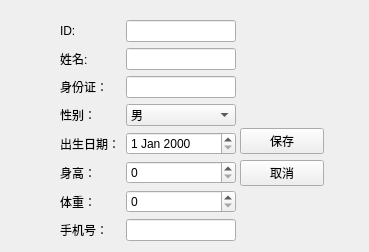
Old version of the form patienteditview.ui in the repository Junna223/New-project.
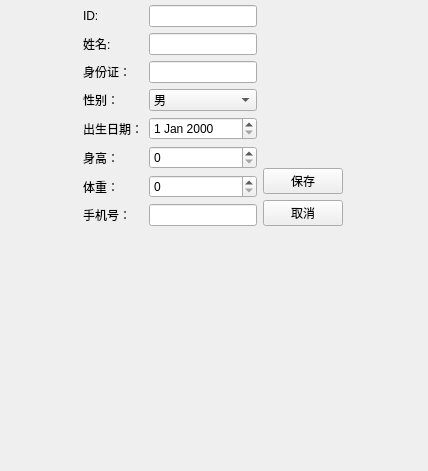
New version of the form.

```diff
--- a/patienteditview.ui
+++ b/patienteditview.ui
@@ -6,8 +6,8 @@
    <rect>
     <x>0</x>
     <y>0</y>
-    <width>369</width>
-    <height>252</height>
+    <width>428</width>
+    <height>471</height>
    </rect>
   </property>
   <property name="windowTitle">
@@ -16,17 +16,15 @@
   <widget class="QWidget" name="">
    <property name="geometry">
     <rect>
-     <x>240</x>
-     <y>90</y>
-     <width>84</width>
-     <height>96</height>
+     <x>31</x>
+     <y>0</y>
+     <width>364</width>
+     <height>231</height>
     </rect>
    </property>
-   <layout class="QVBoxLayout" name="verticalLayout_2">
+   <layout class="QVBoxLayout" name="verticalLayout_3">
     <item>
-     <layout class="QVBoxLayout" name="verticalLayout">
-      <item>
-       <spacer name="verticalSpacer">
+     <spacer name="verticalSpacer_2">
         <property name="orientation">
          <enum>Qt::Vertical</enum>
         </property>
@@ -39,32 +37,23 @@
        </spacer>
       </item>
       <item>
-       <widget class="QPushButton" name="pushButton">
-        <property name="text">
-         <string>保存</string>
-        </property>
-       </widget>
-      </item>
+     <layout class="QHBoxLayout" name="horizontalLayout_2">
       <item>
-       <widget class="QPushButton" name="pushButton_2">
-        <property name="text">
-         <string>取消</string>
+       <spacer name="horizontalSpacer">
+        <property name="orientation">
+         <enum>Qt::Horizontal</enum>
         </property>
-       </widget>
-      </item>
-     </layout>
-    </item>
-   </layout>
-  </widget>
-  <widget class="QWidget" name="">
-   <property name="geometry">
-    <rect>
-     <x>60</x>
-     <y>20</y>
-     <width>176</width>
-     <height>223</height>
-    </rect>
-   </property>
+        <property name="sizeHint" stdset="0">
+         <size>
+          <width>40</width>
+          <height>20</height>
+         </size>
+        </property>
+       </spacer>
+      </item>
+      <item>
+       <layout class="QHBoxLayout" name="horizontalLayout">
+        <item>
    <layout class="QFormLayout" name="formLayout">
     <item row="0" column="0">
      <widget class="QLabel" name="label">
@@ -156,6 +145,73 @@
        <string>姓名:</string>
       </property>
      </widget>
+          </item>
+         </layout>
+        </item>
+        <item>
+         <layout class="QVBoxLayout" name="verticalLayout_2">
+          <item>
+           <layout class="QVBoxLayout" name="verticalLayout">
+            <item>
+             <spacer name="verticalSpacer">
+              <property name="orientation">
+               <enum>Qt::Vertical</enum>
+              </property>
+              <property name="sizeHint" stdset="0">
+               <size>
+                <width>20</width>
+                <height>40</height>
+               </size>
+              </property>
+             </spacer>
+            </item>
+            <item>
+             <widget class="QPushButton" name="pushButton">
+              <property name="text">
+               <string>保存</string>
+              </property>
+             </widget>
+            </item>
+            <item>
+             <widget class="QPushButton" name="pushButton_2">
+              <property name="text">
+               <string>取消</string>
+              </property>
+             </widget>
+            </item>
+           </layout>
+          </item>
+         </layout>
+        </item>
+       </layout>
+      </item>
+      <item>
+       <spacer name="horizontalSpacer_2">
+        <property name="orientation">
+         <enum>Qt::Horizontal</enum>
+        </property>
+        <property name="sizeHint" stdset="0">
+         <size>
+          <width>40</width>
+          <height>20</height>
+         </size>
+        </property>
+       </spacer>
+      </item>
+     </layout>
+    </item>
+    <item>
+     <spacer name="verticalSpacer_3">
+      <property name="orientation">
+       <enum>Qt::Vertical</enum>
+      </property>
+      <property name="sizeHint" stdset="0">
+       <size>
+        <width>20</width>
+        <height>40</height>
+       </size>
+      </property>
+     </spacer>
     </item>
    </layout>
   </widget>
```
Left out of the diff: 2 changed lines with no effect on the pictures. Lines whose indentation alone changed are shown as unchanged.
